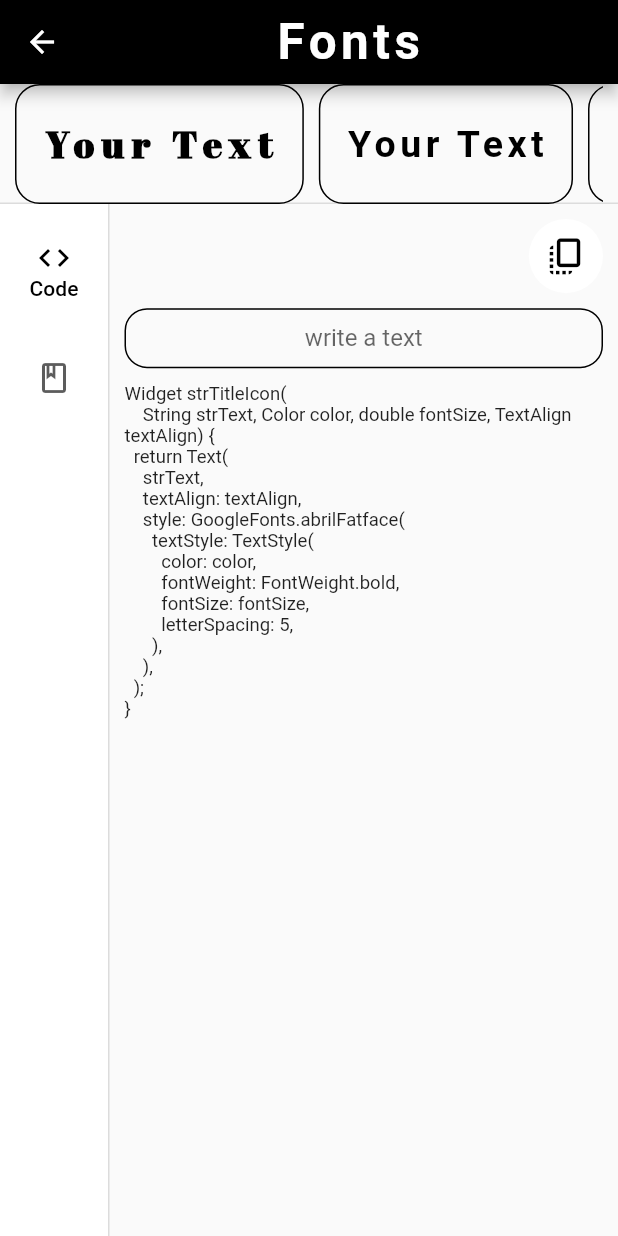
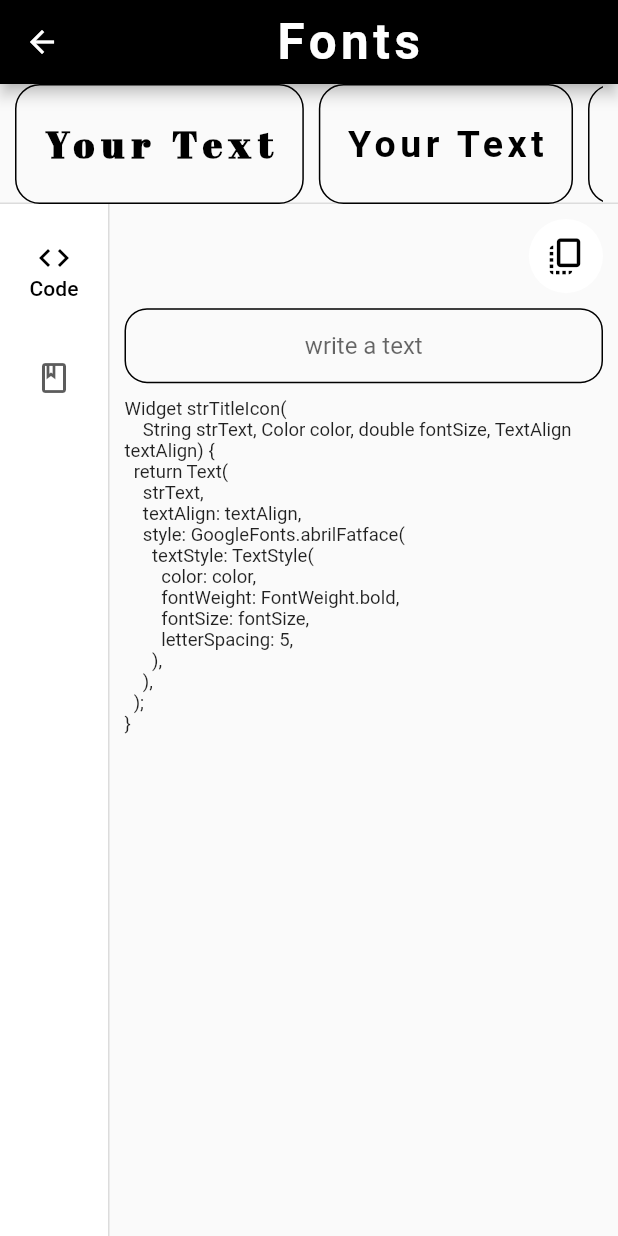
Before and after one commit to Andresit0/App_Tutorials, a Flutter app: the FlutterUI screen opened directly, after a tap on "Font", on a phone screen of 412 x 824 dp. Run offline on Flutter 3.47's test engine with Material 2 defaults, Android fonts, the phone set to English and light mode, and no system bars; our stand-ins replace flutter_tts, google_fonts; Roboto replaces fonts that are missing (Alata).

Commit message:
tutorials

```diff
--- a/tutorials/lib/ui/flutterTutorial/flutterUI.dart
+++ b/tutorials/lib/ui/flutterTutorial/flutterUI.dart
@@ -66,8 +66,9 @@ class FlutterUIPageState extends State<FlutterUI> {
                   child: globalFont.strDeveloperBody('Templates', false,
                       Colors.black, size() * 6, TextAlign.center),
                 ),
-                Padding(padding: EdgeInsets.only(top: 10)),
+                Padding(padding: EdgeInsets.only(top: 15)),
                 Container(
+                  alignment: Alignment.center,
                   child: Wrap(
                     spacing: 20,
                     runSpacing: 20,
@@ -144,14 +145,14 @@ class FlutterUIPageState extends State<FlutterUI> {
                             15,
                             1,
                             colorPrimary,
-                            globalFont.titleIconTutorial('Form', Colors.black,
+                            globalFont.titleIconTutorial('Font', Colors.black,
                                 size() * 3.5, TextAlign.center), () {
                           Navigator.push(
                             context,
                             MaterialPageRoute(
-                                builder: (context) => Container(
-                                      child: form.Form(),
-                                    )),
+                              builder: (context) =>
+                                  Container(child: font.Font()),
+                            ),
                           );
                         }),
                       ),
@@ -164,14 +165,14 @@ class FlutterUIPageState extends State<FlutterUI> {
                             15,
                             1,
                             colorPrimary,
-                            globalFont.titleIconTutorial('Font', Colors.black,
+                            globalFont.titleIconTutorial('Form', Colors.black,
                                 size() * 3.5, TextAlign.center), () {
                           Navigator.push(
                             context,
                             MaterialPageRoute(
-                              builder: (context) =>
-                                  Container(child: font.Font()),
-                            ),
+                                builder: (context) => Container(
+                                      child: form.Form(),
+                                    )),
                           );
                         }),
                       ),
--- a/tutorials/lib/ui/flutterTutorial/font/rail/navigationPage.dart
+++ b/tutorials/lib/ui/flutterTutorial/font/rail/navigationPage.dart
@@ -55,7 +55,6 @@ Widget page0(double size, BuildContext context) {
                   ),
                   Padding(padding: EdgeInsets.only(top: 10)),
                   Container(
-                    height: 40,
                     child: TextFormField(
                       textAlign: TextAlign.center,
                       controller: controllerSearchProduct,
```
